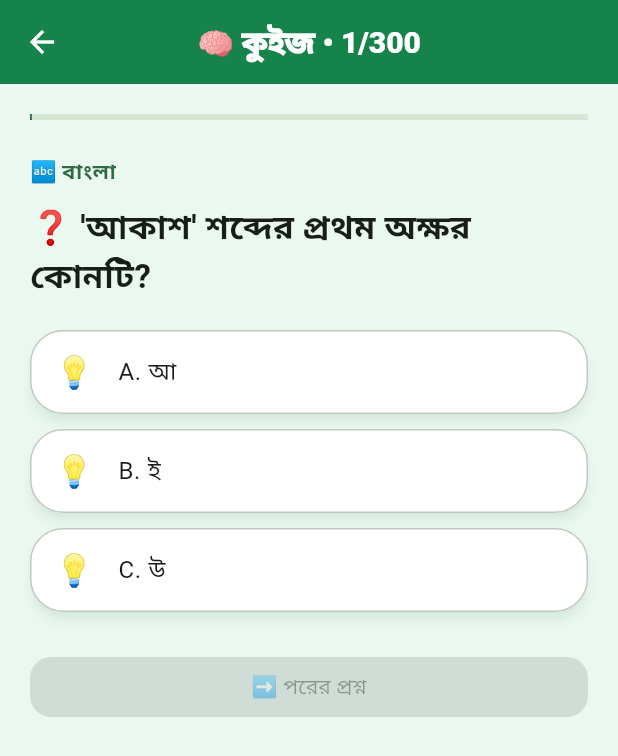
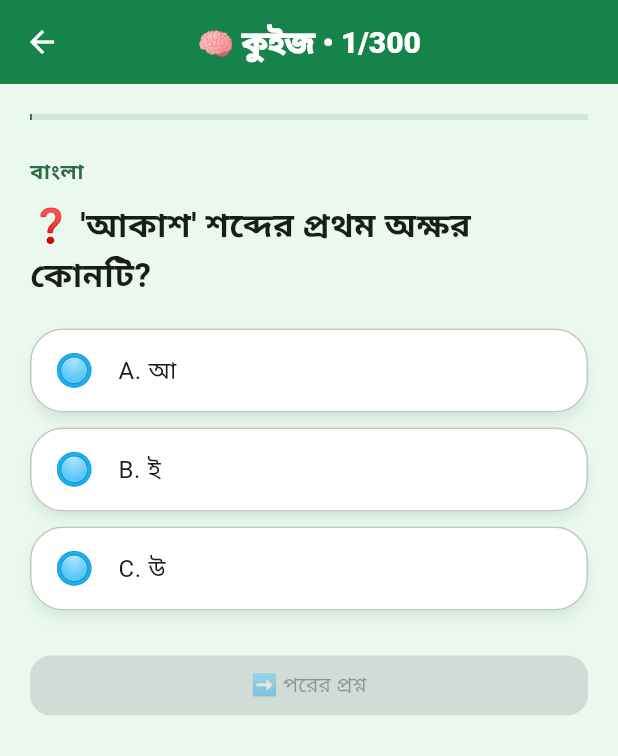
Before and after one commit to nazim-assdi/Chotto-Pathshala-0.1, a Flutter app: the screen it shows after launch, after a tap on the "quiz" icon, on a phone screen of 412 x 824 dp. Shown: the top 756 px of the screen. Run offline on Flutter 3.47's test engine with Material 3 defaults, Android fonts, the phone set to English and light mode, and no system bars; our stand-ins replace flutter_svg, flutter_tts, shared_preferences; project files that could hold a hidden picture were left out.

Commit message:
Keep emoji in UI controls, not subject or lesson names

```diff
--- a/lib/main.dart
+++ b/lib/main.dart
@@ -354,7 +354,7 @@ class _HomeScreenState extends State<HomeScreen> {
             children: ['সব বিষয়', ...subjects].map((subject) => ChoiceChip(
               label: Text(subject),
               selected: selectedSubject == subject,
-              avatar: Text(subjectEmoji(subject), style: const TextStyle(fontSize: 16)),
+              avatar: const Icon(Icons.menu_book_outlined, size: 17),
               onSelected: (_) => setState(() { selectedSubject = subject; search = ''; }),
               selectedColor: const Color(0xFFCFF2D8),
               backgroundColor: Colors.white,
@@ -373,7 +373,7 @@ class _HomeScreenState extends State<HomeScreen> {
           if (filtered.isEmpty) const Padding(padding: EdgeInsets.all(24), child: Text('📭 এই শ্রেণিতে এখনো পাঠ পাওয়া যায়নি।')),
           for (final subject in (selectedSubject == 'সব বিষয়' ? (filtered.map((l) => l.subject).toSet().toList()..sort()) : [selectedSubject])) ...[
             Padding(padding: const EdgeInsets.only(top: 10, bottom: 8), child: Row(children: [
-              Expanded(child: Text('${subjectEmoji(subject)} $subject', style: const TextStyle(fontSize: 17, fontWeight: FontWeight.w800, color: Color(0xFF246B5A)))),
+              Expanded(child: Text(subject, style: const TextStyle(fontSize: 17, fontWeight: FontWeight.w800, color: Color(0xFF246B5A)))),
               Text('${filtered.where((l) => l.subject == subject).length}টি পাঠ', style: const TextStyle(fontSize: 12, color: Colors.black54)),
             ])),
             ...filtered.where((l) => l.subject == subject).map((lesson) => Card(
@@ -389,9 +389,9 @@ class _HomeScreenState extends State<HomeScreen> {
                     leading: Container(
                       width: 48, height: 48, alignment: Alignment.center,
                       decoration: BoxDecoration(color: const Color(0xFFE2F5E8), borderRadius: BorderRadius.circular(16)),
-                      child: Column(mainAxisAlignment: MainAxisAlignment.center, children: [Text(subjectEmoji(lesson.subject), style: const TextStyle(fontSize: 16)), Text('${lesson.day}', style: const TextStyle(fontSize: 12, fontWeight: FontWeight.w900, color: Color(0xFF08752D)))]),
+                      child: Column(mainAxisAlignment: MainAxisAlignment.center, children: [const Text('📖', style: TextStyle(fontSize: 16)), Text('${lesson.day}', style: const TextStyle(fontSize: 12, fontWeight: FontWeight.w900, color: Color(0xFF08752D)))]),
                     ),
-                    title: Text('${topicEmoji(lesson.title, fallback: subjectEmoji(lesson.subject))} ${lesson.title}', style: const TextStyle(fontWeight: FontWeight.w900)),
+                    title: Text(lesson.title, style: const TextStyle(fontWeight: FontWeight.w900)),
                     subtitle: Text(completed.contains(lesson.progressId) ? '✅ পাঠ সম্পন্ন' : '👉 পাঠটি শিখতে এখানে চাপ দাও'),
                     trailing: Icon(completed.contains(lesson.progressId) ? Icons.check_circle : Icons.arrow_forward_ios, color: const Color(0xFF08A83C), size: 19),
                   ),
@@ -404,7 +404,7 @@ class _HomeScreenState extends State<HomeScreen> {
             final bank = qs.data!.where((q) => q.level == selectedLevel).toList();
             final gameSubjects = <String>{...subjects};
             if (selectedLevel == 'playgroup' || selectedLevel == 'nursery') { gameSubjects.addAll(['বাংলা', 'English', 'আরবি']); }
-            return Column(crossAxisAlignment: CrossAxisAlignment.start, children: [const SizedBox(height: 12), const Text('🎮 প্রতিটি বিষয়ের আলাদা গেম', style: TextStyle(fontSize: 18, fontWeight: FontWeight.bold)), const SizedBox(height: 8), ListView(shrinkWrap: true, physics: const NeverScrollableScrollPhysics(), children: gameSubjects.map((name) => Card(child: ListTile(leading: CircleAvatar(child: Text(subjectEmoji(name))), title: Text('${subjectEmoji(name)} $name'), subtitle: Text('${topicEmoji(_gameTitle(name), fallback: '🎮')} ${_gameTitle(name)}'), trailing: const Icon(Icons.play_arrow), onTap: () { if ((selectedLevel == 'playgroup' || selectedLevel == 'nursery') && _isLetterSubject(name)) { Navigator.push(context, MaterialPageRoute(builder: (_) => LetterGameScreen(subject: name))); return; } var qsForSubject = bank.where((q) => q.subject == name).toList(); if (qsForSubject.isEmpty) { qsForSubject = levelLessons.where((l) => l.subject == name && l.practice.isNotEmpty && l.answers.isNotEmpty).take(10).map((l) => QuizQuestion(id: l.progressId, level: l.level, subject: l.subject, question: l.practice, options: {'A': l.answers, 'B': 'আবার ভালো করে পড়ি', 'C': 'এখনো শিখিনি'}, answer: 'A', explanation: l.answers)).toList(); } Navigator.push(context, MaterialPageRoute(builder: (_) => SubjectGameScreen(subject: name, questions: qsForSubject))); }))).toList())]);
+            return Column(crossAxisAlignment: CrossAxisAlignment.start, children: [const SizedBox(height: 12), const Text('🎮 প্রতিটি বিষয়ের আলাদা গেম', style: TextStyle(fontSize: 18, fontWeight: FontWeight.bold)), const SizedBox(height: 8), ListView(shrinkWrap: true, physics: const NeverScrollableScrollPhysics(), children: gameSubjects.map((name) => Card(child: ListTile(leading: const CircleAvatar(child: Text('🎮')), title: Text(name), subtitle: Text(_gameTitle(name)), trailing: const Icon(Icons.play_arrow), onTap: () { if ((selectedLevel == 'playgroup' || selectedLevel == 'nursery') && _isLetterSubject(name)) { Navigator.push(context, MaterialPageRoute(builder: (_) => LetterGameScreen(subject: name))); return; } var qsForSubject = bank.where((q) => q.subject == name).toList(); if (qsForSubject.isEmpty) { qsForSubject = levelLessons.where((l) => l.subject == name && l.practice.isNotEmpty && l.answers.isNotEmpty).take(10).map((l) => QuizQuestion(id: l.progressId, level: l.level, subject: l.subject, question: l.practice, options: {'A': l.answers, 'B': 'আবার ভালো করে পড়ি', 'C': 'এখনো শিখিনি'}, answer: 'A', explanation: l.answers)).toList(); } Navigator.push(context, MaterialPageRoute(builder: (_) => SubjectGameScreen(subject: name, questions: qsForSubject))); }))).toList())]);
           }),
         ]);
       },
@@ -425,22 +425,6 @@ String _gameTitle(String subject) {
 bool _isLetterSubject(String subject) { final s = subject.toLowerCase(); return s.contains('বাংলা') || s.contains('english') || s.contains('ইংরেজি') || s.contains('আরবি') || s.contains('arabic'); }
 
 
-// Shared emoji labels make every learning screen easier for young children to scan.
-String subjectEmoji(String subject) {
-  final value = subject.toLowerCase();
-  if (value.contains('বাংলা') || value.contains('bangla')) return '🔤';
-  if (value.contains('english') || value.contains('ইংরেজি')) return '🔠';
-  if (value.contains('আরবি') || value.contains('arabic')) return '🕌';
-  if (value.contains('গণিত') || value.contains('math') || value.contains('সংখ্যা')) return '🔢';
-  if (value.contains('বিজ্ঞান') || value.contains('পরিবেশ') || value.contains('প্রকৃতি')) return '🌱';
-  if (value.contains('শরীর') || value.contains('স্বাস্থ্য')) return '🩺';
-  if (value.contains('পরিবার') || value.contains('সমাজ')) return '👨‍👩‍👧';
-  if (value.contains('নিরাপত্তা')) return '🛡️';
-  if (value.contains('ধর্ম') || value.contains('ইসলাম')) return '🌙';
-  if (value.contains('শিল্প') || value.contains('আঁকা') || value.contains('রং')) return '🎨';
-  return '📘';
-}
-
 String levelEmoji(String level) {
   switch (_normalizeLevel(level)) {
     case 'playgroup': return '🧸';
@@ -450,31 +434,6 @@ String levelEmoji(String level) {
     case 'class-two': return '📚';
     default: return '🏫';
   }
-}
-
-String topicEmoji(String text, {String fallback = '📘'}) {
-  final value = text.toLowerCase();
-  if (value.contains('গণিত') || value.contains('সংখ্যা') || value.contains('যোগ') || value.contains('বিয়োগ') || value.contains('math')) return '🔢';
-  if (value.contains('বাংলা') || value.contains('বর্ণ') || value.contains('অক্ষর')) return '🔤';
-  if (value.contains('english') || value.contains('ইংরেজি') || value.contains('alphabet')) return '🔠';
-  if (value.contains('আরবি') || value.contains('arabic') || value.contains('হরকত')) return '🕌';
-  if (value.contains('ফল') || value.contains('আম') || value.contains('কলা') || value.contains('আপেল')) return '🍎';
-  if (value.contains('সবজি') || value.contains('খাবার') || value.contains('পুষ্টি')) return '🥕';
-  if (value.contains('প্রাণী') || value.contains('পশু') || value.contains('পাখি')) return '🐾';
-  if (value.contains('রং') || value.contains('আঁকা') || value.contains('শিল্প')) return '🎨';
-  if (value.contains('আকার') || value.contains('জ্যামিতি')) return '🔺';
-  if (value.contains('প্রকৃতি') || value.contains('পরিবেশ') || value.contains('গাছ') || value.contains('ফুল')) return '🌳';
-  if (value.contains('শরীর') || value.contains('স্বাস্থ্য')) return '🩺';
-  if (value.contains('পরিবার') || value.contains('মা') || value.contains('বাবা')) return '👨‍👩‍👧';
-  if (value.contains('নিরাপত্তা')) return '🛡️';
-  if (value.contains('গল্প') || value.contains('ছড়া') || value.contains('কবিতা')) return '📖';
-  if (value.contains('খেলা') || value.contains('game')) return '🎮';
-  if (value.contains('কুইজ') || value.contains('প্রশ্ন')) return '🧠';
-  if (value.contains('গান') || value.contains('সুর')) return '🎵';
-  if (value.contains('সময়') || value.contains('দিন') || value.contains('ঘড়ি')) return '⏰';
-  if (value.contains('যানবাহন') || value.contains('গাড়ি')) return '🚗';
-  if (value.contains('পানি') || value.contains('জল')) return '💧';
-  return fallback;
 }
 
 String sectionEmoji(String title) {
@@ -729,13 +688,13 @@ class SubjectGameScreen extends StatefulWidget {
 class _SubjectGameScreenState extends State<SubjectGameScreen> {
   int index = 0, score = 0; String? selected; bool answered = false;
   @override Widget build(BuildContext context) {
-    if (widget.questions.isEmpty) return Scaffold(appBar: AppBar(title: Text('${subjectEmoji(widget.subject)} ${widget.subject}')), body: const Center(child: Text('📭 এই বিষয়ের গেমের প্রশ্ন এখনো যোগ করা হয়নি।')));
+    if (widget.questions.isEmpty) return Scaffold(appBar: AppBar(title: Text('🎮 ${widget.subject}')), body: const Center(child: Text('📭 এই বিষয়ের গেমের প্রশ্ন এখনো যোগ করা হয়নি।')));
     final q = widget.questions[index];
     return Scaffold(appBar: AppBar(title: Text('🎮 ${widget.subject} গেম')), body: ListView(padding: const EdgeInsets.all(18), children: [
-      Card(color: Theme.of(context).colorScheme.primaryContainer, child: Padding(padding: const EdgeInsets.all(16), child: Column(children: [Text('${subjectEmoji(widget.subject)} ${_gameTitle(widget.subject)}', style: const TextStyle(fontSize: 19, fontWeight: FontWeight.bold)), Text('⭐ স্কোর: $score')] ))),
+      Card(color: Theme.of(context).colorScheme.primaryContainer, child: Padding(padding: const EdgeInsets.all(16), child: Column(children: [Text('🎮 ${_gameTitle(widget.subject)}', style: const TextStyle(fontSize: 19, fontWeight: FontWeight.bold)), Text('⭐ স্কোর: $score')] ))),
       const SizedBox(height: 14), LinearProgressIndicator(value: (index + 1) / widget.questions.length), const SizedBox(height: 20),
       Text('❓ ${q.question}', textAlign: TextAlign.center, style: const TextStyle(fontSize: 23, fontWeight: FontWeight.bold)), const SizedBox(height: 16),
-      ...q.options.entries.map((e) { final correct = e.key == q.answer; final chosen = e.key == selected; return Card(color: answered && correct ? Colors.green.shade100 : answered && chosen ? Colors.red.shade100 : null, child: ListTile(leading: Text(topicEmoji(e.value, fallback: '💡')), title: Text(e.value, style: const TextStyle(fontSize: 19)), trailing: answered && correct ? const Icon(Icons.check_circle, color: Colors.green) : null, onTap: answered ? null : () { setState(() { selected = e.key; answered = true; if (correct) score++; }); if (correct) { VoiceCoach.cheer(); } else { VoiceCoach.encourage(); } })); }),
+      ...q.options.entries.map((e) { final correct = e.key == q.answer; final chosen = e.key == selected; return Card(color: answered && correct ? Colors.green.shade100 : answered && chosen ? Colors.red.shade100 : null, child: ListTile(leading: const Text('🔘'), title: Text(e.value, style: const TextStyle(fontSize: 19)), trailing: answered && correct ? const Icon(Icons.check_circle, color: Colors.green) : null, onTap: answered ? null : () { setState(() { selected = e.key; answered = true; if (correct) score++; }); if (correct) { VoiceCoach.cheer(); } else { VoiceCoach.encourage(); } })); }),
       if (answered) Card(child: Padding(padding: const EdgeInsets.all(14), child: Text('${selected == q.answer ? '🌟 দারুণ! সঠিক উত্তর।' : '💛 চেষ্টা ভালো হয়েছে!'} ${q.explanation}'))),
       const SizedBox(height: 12), FilledButton(onPressed: answered ? () { if (index + 1 >= widget.questions.length) { showDialog(context: context, barrierDismissible: false, builder: (_) => CelebrationDialog(score: score, total: widget.questions.length)); } else { setState(() { index++; selected = null; answered = false; }); } } : null, child: Text(index + 1 >= widget.questions.length ? '🏆 ফলাফল দেখো' : '➡️ পরের ধাপ'))
     ]));
@@ -847,9 +806,9 @@ class LessonScreen extends StatelessWidget {
   Widget build(BuildContext context) => Scaffold(
     appBar: AppBar(title: Text('📖 পাঠ ${lesson.day}')),
     body: ListView(padding: const EdgeInsets.all(20), children: [
-      Text('${topicEmoji(lesson.title, fallback: subjectEmoji(lesson.subject))} ${lesson.title}', style: Theme.of(context).textTheme.headlineMedium?.copyWith(fontWeight: FontWeight.bold)),
+      Text(lesson.title, style: Theme.of(context).textTheme.headlineMedium?.copyWith(fontWeight: FontWeight.bold)),
       const SizedBox(height: 8),
-      Chip(avatar: Text(levelEmoji(lesson.level)), label: Text('${levels[lesson.level] ?? lesson.level} • ${subjectEmoji(lesson.subject)} ${lesson.subject}')),
+      Chip(avatar: Text(levelEmoji(lesson.level)), label: Text('${levels[lesson.level] ?? lesson.level} • ${lesson.subject}')),
       _LessonSection(title: 'আজকের লক্ষ্য', body: lesson.objective, icon: Icons.flag_outlined),
       _LessonSection(title: 'গল্পে শিখি', body: lesson.story, icon: Icons.auto_stories_outlined),
       _LessonSection(title: 'উদাহরণ', body: lesson.examples.join('\n'), icon: Icons.lightbulb_outline),
@@ -897,7 +856,7 @@ class _QuizScreenState extends State<QuizScreen> {
       body: ListView(padding: const EdgeInsets.all(20), children: [
         LinearProgressIndicator(value: (index + 1) / widget.questions.length),
         const SizedBox(height: 24),
-        Text('${subjectEmoji(q.subject)} ${q.subject}', style: TextStyle(color: Theme.of(context).colorScheme.primary, fontWeight: FontWeight.bold)),
+        Text(q.subject, style: TextStyle(color: Theme.of(context).colorScheme.primary, fontWeight: FontWeight.bold)),
         const SizedBox(height: 10),
         Text('❓ ${q.question}', style: const TextStyle(fontSize: 22, fontWeight: FontWeight.bold)),
         const SizedBox(height: 20),
@@ -906,7 +865,7 @@ class _QuizScreenState extends State<QuizScreen> {
           final isSelected = entry.key == selected;
           final color = answered && isCorrect ? Colors.green.shade100 : answered && isSelected ? Colors.red.shade100 : Colors.white;
           return Card(color: color, child: ListTile(
-            leading: Text(topicEmoji(entry.value, fallback: '💡'), style: const TextStyle(fontSize: 21)),
+            leading: const Text('🔘', style: TextStyle(fontSize: 21)),
             title: Text('${entry.key}. ${entry.value}'),
             trailing: answered && isCorrect ? const Icon(Icons.check_circle, color: Colors.green) : null,
             onTap: answered ? null : () => setState(() { selected = entry.key; answered = true; if (selected == q.answer) score++; }),
@@ -934,7 +893,7 @@ class ProgressScreen extends StatelessWidget {
       Container(padding: const EdgeInsets.all(22), decoration: BoxDecoration(gradient: const LinearGradient(colors: [Color(0xFF08A83C), Color(0xFF79D94F)]), borderRadius: BorderRadius.circular(26)), child: Column(children: [const Icon(Icons.emoji_events, size: 64, color: Colors.amber), const Text('🌟 তুমি দারুণ এগিয়ে যাচ্ছো!', style: TextStyle(color: Colors.white, fontSize: 21, fontWeight: FontWeight.w900)), Text('$done / ${lessons.length} পাঠ সম্পন্ন', style: const TextStyle(color: Colors.white, fontSize: 17)), const SizedBox(height: 12), ClipRRect(borderRadius: BorderRadius.circular(20), child: LinearProgressIndicator(value: pct, minHeight: 13, backgroundColor: Colors.white54, color: Colors.amber)), Text('${(pct * 100).round()}% শেষ', style: const TextStyle(color: Colors.white, fontWeight: FontWeight.bold))])),
       GridView.count(shrinkWrap: true, physics: const NeverScrollableScrollPhysics(), crossAxisCount: 2, childAspectRatio: 1.5, children: [_StatTile(icon: Icons.check_circle, emoji: '✅', value: '$done', label: 'সম্পন্ন পাঠ', color: const Color(0xFFDDF8E4)), _StatTile(icon: Icons.menu_book, emoji: '📖', value: '${lessons.length-done}', label: 'বাকি পাঠ', color: const Color(0xFFFFF1C7)), _StatTile(icon: Icons.star, emoji: '⭐', value: '${done*5}', label: 'অর্জিত স্টার', color: const Color(0xFFFFE2E8)), _StatTile(icon: Icons.local_fire_department, emoji: '🔥', value: done > 0 ? 'চালু' : 'শুরু করো', label: 'শেখার যাত্রা', color: const Color(0xFFDCEEFF))]),
       const Text('📚 সম্পন্ন পাঠের তালিকা', style: TextStyle(fontSize: 18, fontWeight: FontWeight.w900)),
-      ...lessons.where((l) => completed.contains(l.progressId)).map((l) => Card(child: ListTile(leading: const Icon(Icons.check_circle, color: Colors.green), title: Text('${topicEmoji(l.title, fallback: subjectEmoji(l.subject))} ${l.title}'), subtitle: Text('📖 পাঠ ${l.day} • ${subjectEmoji(l.subject)} ${l.subject}')))),
+      ...lessons.where((l) => completed.contains(l.progressId)).map((l) => Card(child: ListTile(leading: const Icon(Icons.check_circle, color: Colors.green), title: Text(l.title), subtitle: Text('📖 পাঠ ${l.day} • ${l.subject}')))),
       if (done == 0) const Padding(padding: EdgeInsets.all(18), child: Text('🌱 এখনো কোনো পাঠ সম্পন্ন হয়নি। একটি পাঠ শেষ করলেই এখানে অগ্রগতি দেখা যাবে।')),
     ]));
   }
```
Also changed, not shown: 1 other file.
